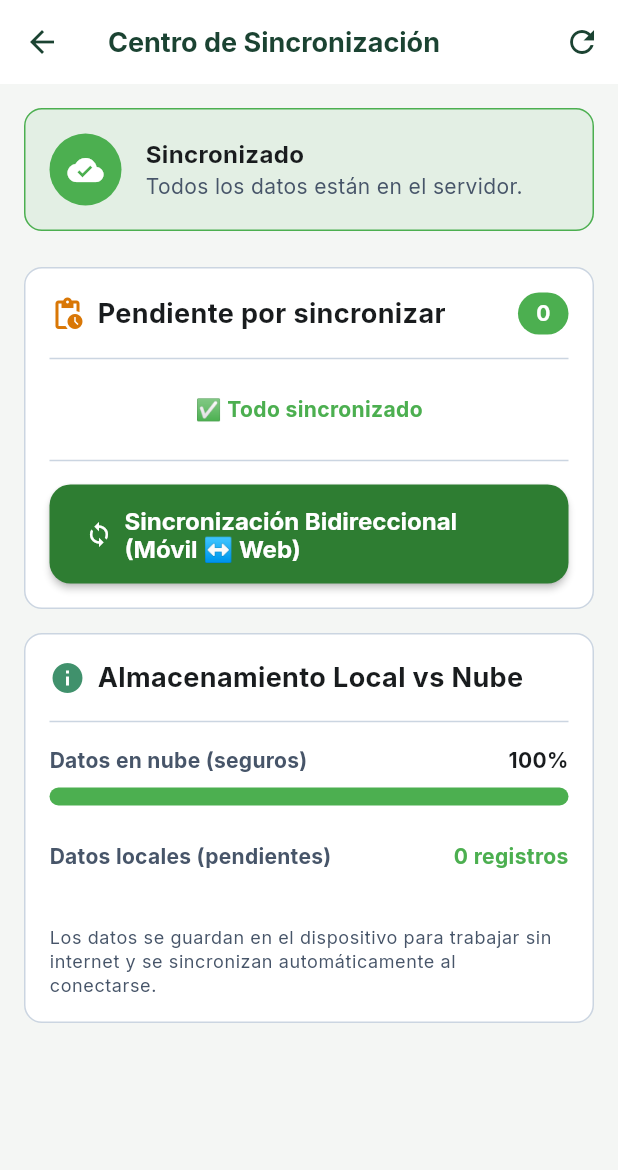
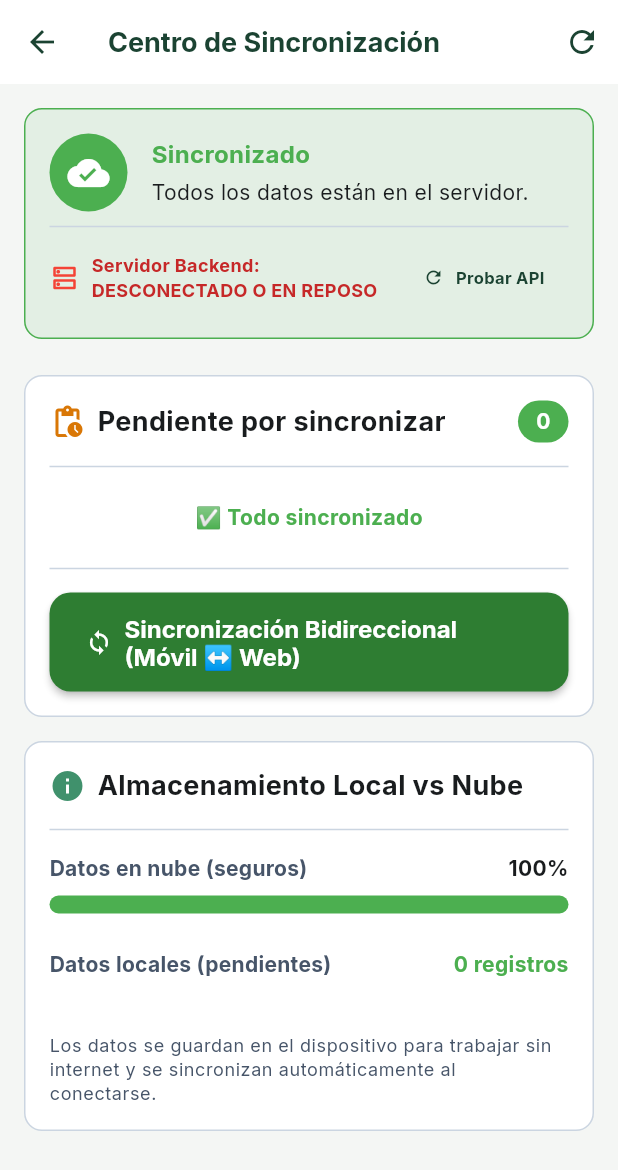
Before and after one commit to luisenrriquealvaressori-cmyk/tesis-, a Flutter app: the DashboardScreen screen opened by its route, after a tap on an icon or button, on a phone screen of 412 x 824 dp. Shown: the top 1170 px of the screen. Run offline on Flutter 3.47's test engine with Material 3 defaults, Android fonts, the phone set to English and light mode, and no system bars; our stand-ins replace connectivity_plus, dropdown_search, geolocator, go_router, google_fonts, shared_preferences and 1 more; accounts and stored records are empty; network calls fail.

Commit message:
fix: corregir advertencias de compilación y agregar detector en tiempo real del estado del servidor (En Línea / Offline)

```diff
--- a/app/lib/screens/farm_setup_screen.dart
+++ b/app/lib/screens/farm_setup_screen.dart
@@ -355,7 +355,7 @@ class _FarmSetupScreenState extends State<FarmSetupScreen> {
                           DropdownButtonFormField<String>(
                             key: ValueKey('depto_select_$_selectedDepartamentoId'),
                             isExpanded: true,
-                            value: _selectedDepartamentoId,
+                            initialValue: _selectedDepartamentoId,
                             hint: const Text(
                               'Selecciona departamento',
                               overflow: TextOverflow.ellipsis,
@@ -383,7 +383,7 @@ class _FarmSetupScreenState extends State<FarmSetupScreen> {
                           DropdownButtonFormField<String>(
                             key: ValueKey('muni_select_$_selectedMunicipioId'),
                             isExpanded: true,
-                            value: _selectedMunicipioId,
+                            initialValue: _selectedMunicipioId,
                             hint: Text(
                               _selectedDepartamentoId == null
                                   ? 'Selecciona departamento primero'
@@ -416,7 +416,7 @@ class _FarmSetupScreenState extends State<FarmSetupScreen> {
                             DropdownButtonFormField<String>(
                               key: ValueKey('comarca_select_$_selectedComarcaId'),
                               isExpanded: true,
-                              value: _selectedComarcaId,
+                              initialValue: _selectedComarcaId,
                               hint: const Text(
                                 'Selecciona una comarca',
                                 overflow: TextOverflow.ellipsis,
--- a/app/lib/screens/sync_center_screen.dart
+++ b/app/lib/screens/sync_center_screen.dart
@@ -3,6 +3,7 @@ import 'package:go_router/go_router.dart';
 import 'package:provider/provider.dart';
 import '../providers/sync_provider.dart';
 import '../providers/auth_provider.dart';
+import '../widgets/notification_service.dart';
 
 class SyncCenterScreen extends StatelessWidget {
   const SyncCenterScreen({super.key});
@@ -88,6 +89,9 @@ class SyncCenterScreen extends StatelessWidget {
         break;
     }
 
+    final isServerUp = sync.isServerOnline;
+    final isChecking = sync.isCheckingServer;
+
     return Container(
       padding: const EdgeInsets.all(16),
       decoration: BoxDecoration(
@@ -95,7 +99,9 @@ class SyncCenterScreen extends StatelessWidget {
         borderRadius: BorderRadius.circular(12),
         border: Border.all(color: statusColor),
       ),
-      child: Row(
+      child: Column(
+        children: [
+          Row(
             children: [
               Container(
                 padding: const EdgeInsets.all(12),
@@ -108,26 +114,72 @@ class SyncCenterScreen extends StatelessWidget {
                         width: 24,
                         height: 24,
                         child: CircularProgressIndicator(
-                        strokeWidth: 2.5, color: Colors.white),
+                          strokeWidth: 2,
+                          color: Colors.white,
+                        ),
                       )
-                : Icon(statusIcon, color: Colors.white),
+                    : Icon(statusIcon, color: Colors.white, size: 28),
               ),
               const SizedBox(width: 16),
               Expanded(
                 child: Column(
                   crossAxisAlignment: CrossAxisAlignment.start,
                   children: [
-                Text(statusTitle,
-                    style: const TextStyle(
-                        fontWeight: FontWeight.bold, fontSize: 16)),
+                    Text(
+                      statusTitle,
+                      style: TextStyle(
+                        fontWeight: FontWeight.bold,
+                        fontSize: 16,
+                        color: statusColor,
+                      ),
+                    ),
+                    const SizedBox(height: 4),
                     Text(
                       statusSubtitle,
-                  style: Theme.of(context).textTheme.bodyMedium?.copyWith(
-                        color: Theme.of(context).colorScheme.onSurfaceVariant,
+                      style: Theme.of(context).textTheme.bodyMedium,
+                    ),
+                  ],
                 ),
               ),
             ],
           ),
+          const Divider(height: 20),
+          Row(
+            children: [
+              Icon(
+                isServerUp ? Icons.dns : Icons.dns_outlined,
+                color: isServerUp ? Colors.green : Colors.red,
+                size: 20,
+              ),
+              const SizedBox(width: 8),
+              Expanded(
+                child: Text(
+                  isChecking
+                      ? 'Verificando respuesta del servidor...'
+                      : (isServerUp
+                          ? 'Servidor Backend: EN LÍNEA (Neon DB OK)'
+                          : 'Servidor Backend: DESCONECTADO O EN REPOSO'),
+                  style: TextStyle(
+                    fontSize: 12,
+                    fontWeight: FontWeight.bold,
+                    color: isServerUp ? Colors.green.shade800 : Colors.red.shade800,
+                  ),
+                ),
+              ),
+              TextButton.icon(
+                onPressed: isChecking ? null : () => sync.checkServerOnlineStatus(),
+                icon: isChecking
+                    ? const SizedBox(
+                        width: 12,
+                        height: 12,
+                        child: CircularProgressIndicator(strokeWidth: 2))
+                    : const Icon(Icons.refresh, size: 14),
+                label: Text(
+                  isChecking ? '...' : 'Probar API',
+                  style: const TextStyle(fontSize: 11),
+                ),
+              ),
+            ],
           ),
         ],
       ),
--- a/app/lib/widgets/custom_app_bar.dart
+++ b/app/lib/widgets/custom_app_bar.dart
@@ -35,12 +35,12 @@ class CustomAppBar extends StatelessWidget implements PreferredSizeWidget {
             IconData cloudIcon = Icons.cloud_off;
             Color iconColor = Colors.grey;
 
-            if (syncProvider.currentState == SyncState.synced) {
-              cloudIcon = Icons.cloud_done;
-              iconColor = Colors.green;
-            } else if (syncProvider.currentState == SyncState.pending) {
-              cloudIcon = Icons.cloud_upload;
-              iconColor = Colors.orange;
+            if (syncProvider.isServerOnline) {
+              cloudIcon = syncProvider.pendingCount > 0 ? Icons.cloud_upload : Icons.cloud_done;
+              iconColor = syncProvider.pendingCount > 0 ? Colors.orange : Colors.green;
+            } else {
+              cloudIcon = Icons.cloud_off;
+              iconColor = Colors.grey;
             }
 
             return Stack(
```
Also changed, not shown: app/lib/providers/sync_provider.dart (+35 -0 lines), 1 other file. Lines whose indentation alone changed are shown as unchanged.
